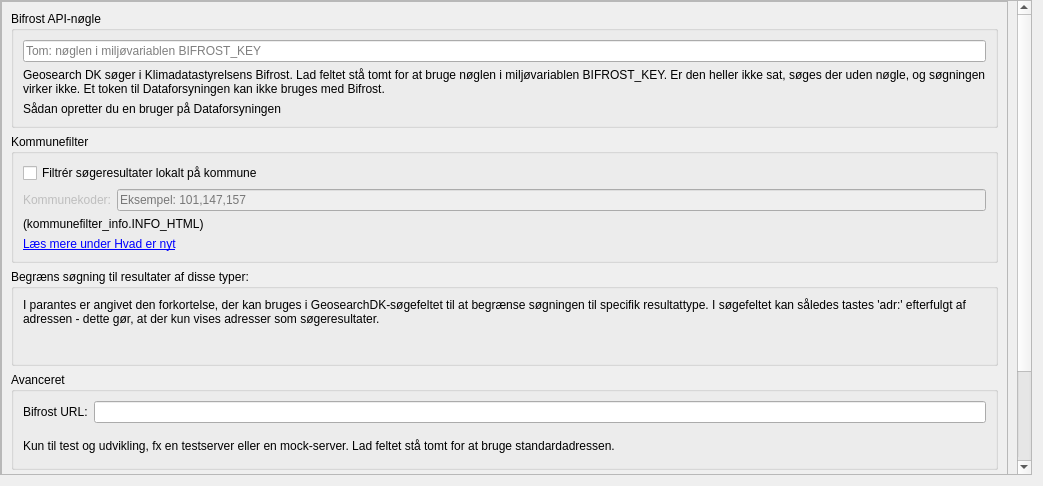
Old version of the form src/geosearch_dk/config/settings.ui in the repository AsgerPetersen/qgis-geosearch.
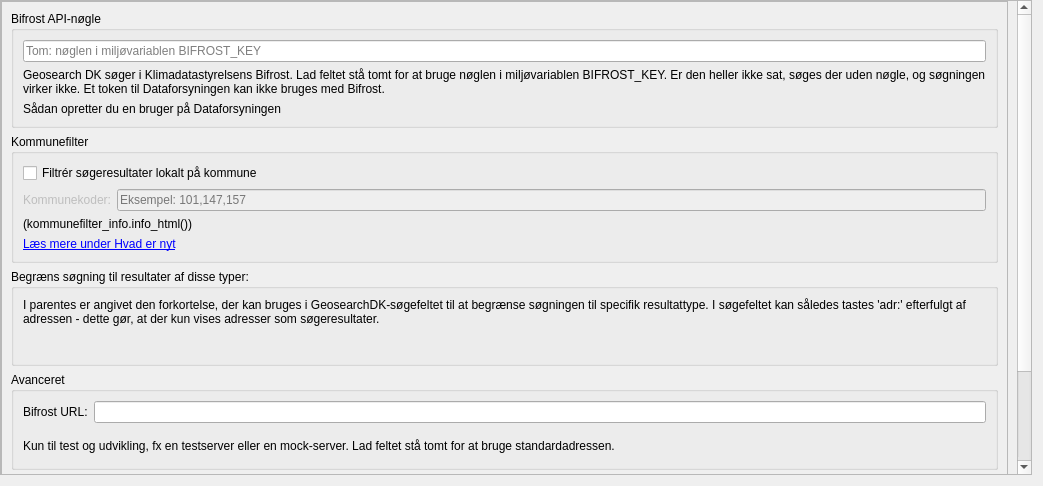
New version of the form. Custom widgets are drawn as their Qt base class.

Diff of the .ui file:
```diff
--- a/src/geosearch_dk/config/settings.ui
+++ b/src/geosearch_dk/config/settings.ui
@@ -177,7 +177,7 @@
              <item>
               <widget class="QLabel" name="kommunefilterInfoLabel">
                <property name="text">
-                <string notr="true">(kommunefilter_info.INFO_HTML)</string>
+                <string notr="true">(kommunefilter_info.info_html())</string>
                </property>
                <property name="textFormat">
                 <enum>Qt::RichText</enum>
@@ -224,7 +224,7 @@
                 </sizepolicy>
                </property>
                <property name="text">
-                <string>I parantes er angivet den forkortelse, der kan bruges i GeosearchDK-søgefeltet til at begrænse søgningen til specifik resultattype. I søgefeltet kan således tastes 'adr:' efterfulgt af adressen - dette gør, at der kun vises adresser som søgeresultater.</string>
+                <string>I parentes er angivet den forkortelse, der kan bruges i GeosearchDK-søgefeltet til at begrænse søgningen til specifik resultattype. I søgefeltet kan således tastes 'adr:' efterfulgt af adressen - dette gør, at der kun vises adresser som søgeresultater.</string>
                </property>
                <property name="alignment">
                 <set>Qt::AlignLeading|Qt::AlignLeft|Qt::AlignTop</set>
```
Left out of the diff: 2 changed lines with no effect on the pictures.
